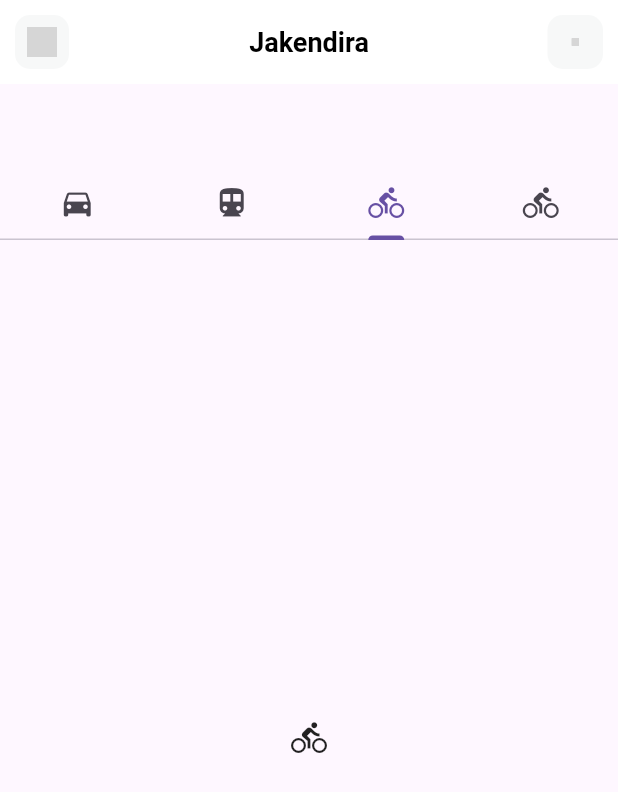
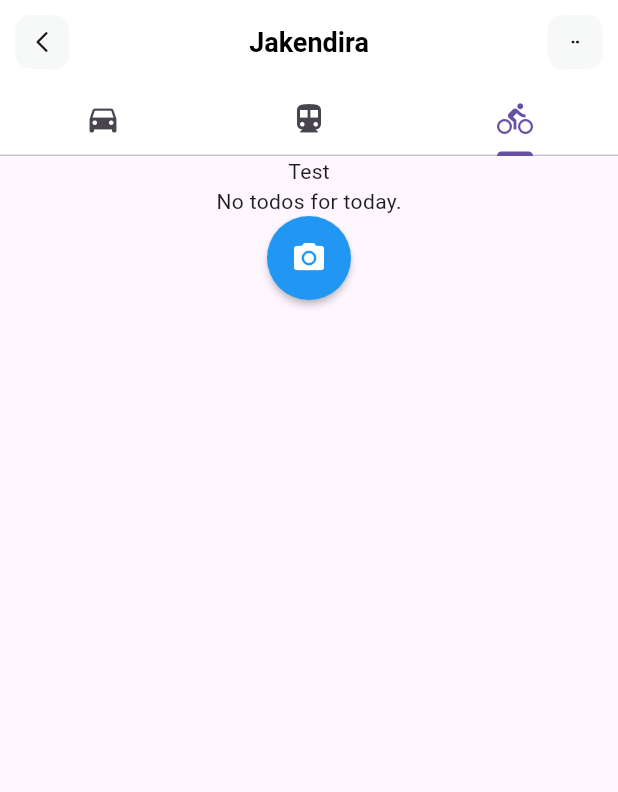
Before and after one commit to kensulistijo/Jakendira, a Flutter app: the screen it shows after launch, tab 3 chosen, on a phone screen of 412 x 824 dp. Shown: the top 792 px of the screen. Run offline on Flutter 3.47's test engine with Material 3 defaults, Android fonts, the phone set to English and light mode, and no system bars; our stand-ins replace cloud_firestore, flutter_svg; accounts and stored records are empty; grey boxes are pictures that could not be loaded.

Commit message:
base controller and ui fixing

```diff
--- a/lib/models/Todo.dart
+++ b/lib/models/Todo.dart
@@ -1,12 +1,12 @@
 class Todo {
   final int id;
-  final String name;
+  final String title;
   final String description;
   final String status;
 
   Todo({
     required this.id,
-    required this.name,
+    required this.title,
     required this.description,
     required this.status
   });
@@ -14,7 +14,7 @@ class Todo {
   factory Todo.fromJson(Map<String, dynamic> json) {
     return Todo(
       id: json['id'] as int,
-      name: json['name'] as String,
+      title: json['name'] as String,
       description: json['description'] as String,
       status: json['status'] as String
     );
@@ -23,7 +23,7 @@ class Todo {
   Map<String, dynamic> toJson() {
     return {
       'id': id,
-      'name': name,
+      'title': title,
       'description': description,
       'status' : status
     };
--- a/lib/modules/controllers/todo_controller.dart
+++ b/lib/modules/controllers/todo_controller.dart
@@ -6,38 +6,34 @@ class TodoController {
   static final FirebaseFirestore _firestore = FirebaseFirestore.instance;
   static final CollectionReference _collection = _firestore.collection('Todo');
 
-  static Future<void> addEmployee({required String name, required int age}) async {
-    await _collection.add({'name': name, 'age': age, 'created_at': Timestamp.now()});
+  Future<void> createTodo(Todo input) async {
+    await FirebaseFirestore.instance.collection('todos').add({
+      'title': input.title,
+      'description': input.description,
+      'status': 'Not Finished'
+    });
   }
 
-  // READ (Stream for real-time updates)
-  static Stream<QuerySnapshot> readEmployees() {
-    return _collection.orderBy('created_at', descending: true).snapshots();
+static Stream<QuerySnapshot> getTodayTodos() {
+  final now = DateTime.now();
+  final startOfDay = DateTime(now.year, now.month, now.day);
+  final startOfTomorrow = startOfDay.add(Duration(days: 1));
+
+  return _collection
+      .where('created_at', isGreaterThanOrEqualTo: startOfDay)
+      .where('created_at', isLessThan: startOfTomorrow)
+      .orderBy('created_at', descending: true)
+      .snapshots();
   }
 
-  // UPDATE
-  static Future<void> updateEmployee({required String docId, required String name, required int age}) async {
-    await _collection.doc(docId).update({'name': name, 'age': age, 'updated_at': Timestamp.now()});
+  static Future<void> deleteTodo({required String todoId}) async {
+    await _collection.doc(todoId).delete();
   }
 
-  // DELETE
-  static Future<void> deleteEmployee({required String docId}) async {
-    await _collection.doc(docId).delete();
-  }
-}
-  Future<void> submitInput(Todo input) async {
-    // await FirebaseFirestore.instance.collection('users').add({
-    //   'name': name,
-    //   'email': email,
-    //   'age': age,
-    // });
+  static Future<void> finishTodo({required String todoId}) async {
+    await _collection.doc(todoId).update({
+      'status': 'finished',
+    });
   }
 
-  void changeStatus(Todo input){
-
-  }
-
-  void deleteSchedule(Todo input){
-
-  }
 }
--- a/lib/pages/home.dart
+++ b/lib/pages/home.dart
@@ -1,5 +1,7 @@
 import 'package:flutter/material.dart';
+import 'package:cloud_firestore/cloud_firestore.dart';
 import 'package:flutter_svg/flutter_svg.dart';
+import 'package:jakendira/modules/controllers/todo_controller.dart';
 
 class BottomNavigationBarExample extends StatefulWidget {
   const BottomNavigationBarExample({super.key});
@@ -9,8 +11,46 @@ class BottomNavigationBarExample extends StatefulWidget {
       _BottomNavigationBarExampleState();
 }
 
-class _BottomNavigationBarExampleState
-    extends State<BottomNavigationBarExample> {
+class TodayTodoList extends StatelessWidget {
+  const TodayTodoList({super.key});
+
+  @override
+  Widget build(BuildContext context) {
+    return StreamBuilder<QuerySnapshot>(
+      stream: TodoController.getTodayTodos(),
+      builder: (context, snapshot) {
+        if (snapshot.connectionState == ConnectionState.waiting) {
+          return const Center(child: CircularProgressIndicator());
+        }
+        if (snapshot.hasError) {
+          return Center(child: Text('Error: ${snapshot.error}'));
+        }
+        final docs = snapshot.data?.docs ?? [];
+        if (docs.isEmpty) {
+          return const Center(child: Text('No todos for today.'));
+        }
+
+        return ListView(
+          children: docs.map((doc) {
+            final data = doc.data() as Map<String, dynamic>;
+            return ListTile(
+              title: Text(data['title'] ?? 'No Title'),
+              subtitle: Text(data['description'] ?? ''),
+              trailing: Text(data['status'] ?? ''),
+              onTap: () {
+              },
+              onLongPress: () {
+
+              },
+            );
+          }).toList(),
+        );
+      },
+    );
+  }
+}
+
+class _BottomNavigationBarExampleState extends State<BottomNavigationBarExample> {
   int _selectedIndex = 0;
   static const TextStyle optionStyle = TextStyle(
     fontSize: 30,
@@ -53,60 +93,54 @@ class _BottomNavigationBarExampleState
 class HomePage extends StatelessWidget {
   const HomePage({super.key});
 
+  final List<String> dates = const ['2023-05-01', '2023-05-02', '2023-05-03'];
+
   @override
   Widget build(BuildContext context) {
-    return Scaffold(
+    return DefaultTabController(
+      length: 3,
+      child: Scaffold(
         appBar: AppBar(
-        title: Text(
-          'Jakendira', style: TextStyle(
+          title: const Text(
+            'Jakendira',
+            style: TextStyle(
                 color: Colors.black, fontSize: 18, fontWeight: FontWeight.bold),
           ),
           backgroundColor: Colors.white,
           centerTitle: true,
           leading: Container(
-          margin: EdgeInsets.all(10),
+            margin: const EdgeInsets.all(10),
             alignment: Alignment.center,
             child: SvgPicture.asset(
-            'assets\icons\Arrow - Left 2.svg',
+              'assets/icons/Arrow - Left 2.svg',
               height: 20,
               width: 20,
             ),
             decoration: BoxDecoration(
-            color: Color(0xffF7F8F8),
-            borderRadius: BorderRadius.circular(10)
-          ),
+                color: const Color(0xffF7F8F8),
+                borderRadius: BorderRadius.circular(10)),
           ),
           actions: [
             GestureDetector(
-            onTap: () {
-
-            },
+                onTap: () {},
                 child: Container(
-            margin: EdgeInsets.all(10),
+                  margin: const EdgeInsets.all(10),
                   alignment: Alignment.center,
                   width: 37,
                   child: SvgPicture.asset(
-            'assets\icons\dots.svg',
+                    'assets/icons/dots.svg',
                     height: 5,
                     width: 5,
                   ),
                   decoration: BoxDecoration(
-            color: Color(0xffF7F8F8),
-            borderRadius: BorderRadius.circular(10)
-          ),
-          )
-          ),
+                      color: const Color(0xffF7F8F8),
+                      borderRadius: BorderRadius.circular(10)),
+                )),
           ],
-      ),
-      body: DefaultTabController(
-        length: 4,
-        child: Scaffold(
-          appBar: AppBar(
           bottom: const TabBar(
             tabs: [
               Tab(icon: Icon(Icons.directions_car)),
               Tab(icon: Icon(Icons.directions_transit)),
-            Tab(icon: Icon(Icons.directions_bike)),
               Tab(icon: Icon(Icons.directions_bike)),
             ],
           ),
@@ -114,28 +148,31 @@ class HomePage extends StatelessWidget {
         body: TabBarView(
           children: [
             Padding(
-                padding: EdgeInsets.all(16),
+              padding: const EdgeInsets.all(16),
               child: Column(
                 crossAxisAlignment: CrossAxisAlignment.start,
                 children: [
-                  Text(
+                  const Text(
                     'Dates',
                     style: TextStyle(
                       fontSize: 18,
                       fontWeight: FontWeight.bold,
-                  )),
+                    ),
+                  ),
                   DataTable(
                     columns: const [
                       DataColumn(label: Text('Name')),
                       DataColumn(label: Text('Age')),
                     ],
                     rows: const [
-                    DataRow(cells: [DataCell(Text('Alice')), DataCell(Text('24'))]),
-                    DataRow(cells: [DataCell(Text('Bob')), DataCell(Text('27'))]),
+                      DataRow(
+                          cells: [DataCell(Text('Alice')), DataCell(Text('24'))]),
+                      DataRow(
+                          cells: [DataCell(Text('Bob')), DataCell(Text('27'))]),
                     ],
                   ),
-                  SizedBox(height: 24),
-                  Card(
+                  const SizedBox(height: 24),
+                  const Card(
                     child: ListTile(
                       leading: Icon(Icons.person),
                       title: Text('Alice'),
@@ -145,11 +182,11 @@ class HomePage extends StatelessWidget {
                 ],
               ),
             ),
-
-              Center(
-                child: Column(
+            // Second Tab
+            Column(
               children: [
-                    ListView.builder(
+                Expanded(
+                  child: ListView.builder(
                     itemCount: dates.length,
                     padding: const EdgeInsets.all(8),
                     itemBuilder: (BuildContext context, int index) {
@@ -160,23 +197,29 @@ class HomePage extends StatelessWidget {
                       );
                     },
                   ),
-                    SizedBox(),
-
+                ),
+              ],
+            ),
+            Column(
+              children: [
+                const Text('Test'),
+                TodayTodoList(),
+                MaterialButton(
+                  onPressed: () {},
+                  color: Colors.blue,
+                  textColor: Colors.white,
+                  child: Icon(
+                    Icons.camera_alt,
+                    size: 24,
+                  ),
+                  padding: EdgeInsets.all(16),
+                  shape: CircleBorder(),
+                )
+              ],
+            ),
           ],
         ),
       ),
-              Center(
-                child: Icon(Icons.directions_bike),
-
-              ),
-
-
-              // Center(child: Text("Chats")),
-              // Center(child: Text("Calls")),
-              // Center(child: Text("Settings")),
-            ],
-          ),
-        )),
     );
   }
 }
--- a/pubspec.yaml
+++ b/pubspec.yaml
@@ -35,6 +35,7 @@ dependencies:
   # Use with the CupertinoIcons class for iOS style icons.
   cupertino_icons: ^1.0.8
   flutter_svg: ^2.1.0
+  cloud_firestore: ^5.6.7
 
 dev_dependencies:
   flutter_test:
```
Also changed, not shown: lib/widgets/card.dart (added, +11 -0 lines), pubspec.lock, 3 other files. Lines whose indentation alone changed are shown as unchanged.
